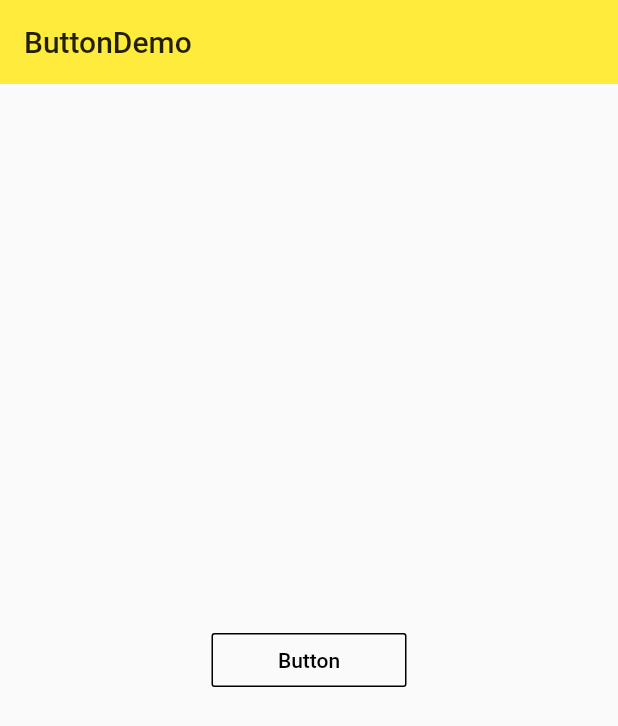
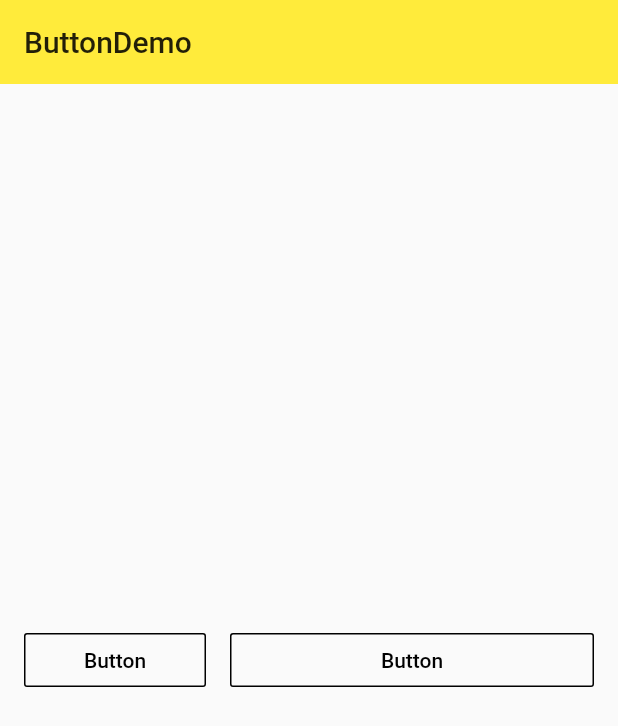
Before and after one commit to Orangem21/flutter, a Flutter app: the ButtonDemo screen opened directly, on a phone screen of 412 x 824 dp. Shown: the top 726 px of the screen. Run offline on Flutter 3.47's test engine with Material 2 defaults, Android fonts, the phone set to English and light mode, and no system bars.

Commit message:
Extended按钮

```diff
--- a/lib/demo/metrial-components.dart
+++ b/lib/demo/metrial-components.dart
@@ -133,6 +133,40 @@ class ButtonDemo extends StatelessWidget {
       ],
     );
 
+    final Widget ExpandedWidthButton = Row(
+              mainAxisAlignment: MainAxisAlignment.center,
+              children: <Widget>[
+                Expanded(
+                  // width: 130.0,
+                  child: OutlineButton(
+                    child: Text('Button'),
+                    onPressed: () {},
+                    splashColor: Colors.grey[100],
+                    borderSide: BorderSide(
+                      color: Colors.black,
+                    ),
+                    textColor: Colors.black,
+                    highlightedBorderColor: Colors.grey,
+                  ),
+                ),
+                SizedBox(width: 16.0,),
+                Expanded(
+                  flex: 2,
+                  // width: 130.0,
+                  child: OutlineButton(
+                    child: Text('Button'),
+                    onPressed: () {},
+                    splashColor: Colors.grey[100],
+                    borderSide: BorderSide(
+                      color: Colors.black,
+                    ),
+                    textColor: Colors.black,
+                    highlightedBorderColor: Colors.grey,
+                  ),
+                ),
+              ],
+            );
+
     return Scaffold(
       appBar: AppBar(
         title: Text('ButtonDemo'),
@@ -146,8 +180,23 @@ class ButtonDemo extends StatelessWidget {
             Row(
               mainAxisAlignment: MainAxisAlignment.center,
               children: <Widget>[
-                Container(
-                  width: 130.0,
+                Expanded(
+                  // width: 130.0,
+                  child: OutlineButton(
+                    child: Text('Button'),
+                    onPressed: () {},
+                    splashColor: Colors.grey[100],
+                    borderSide: BorderSide(
+                      color: Colors.black,
+                    ),
+                    textColor: Colors.black,
+                    highlightedBorderColor: Colors.grey,
+                  ),
+                ),
+                SizedBox(width: 16.0,),
+                Expanded(
+                  flex: 2,
+                  // width: 130.0,
                   child: OutlineButton(
                     child: Text('Button'),
                     onPressed: () {},
```
